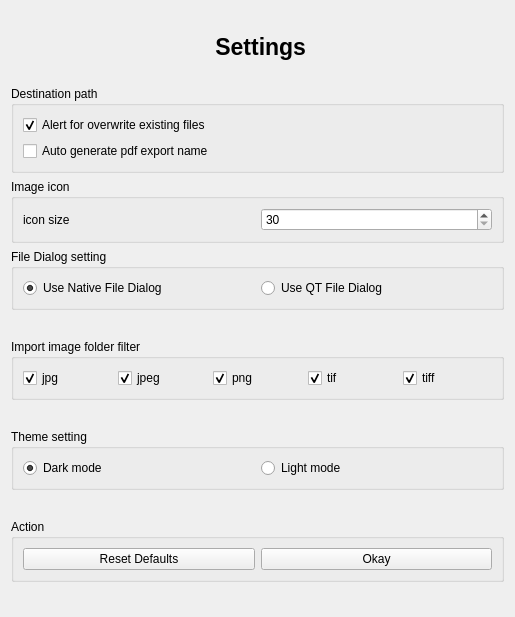
Old version of the form src/app_setting.ui in the repository rishabh3354/JPG2PDF.
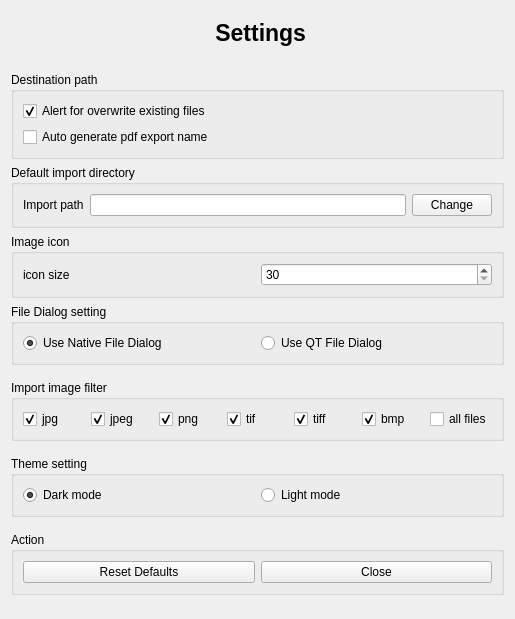
New version of the form.

The edit to the form file:
```diff
--- a/src/app_setting.ui
+++ b/src/app_setting.ui
@@ -7,7 +7,7 @@
     <x>0</x>
     <y>0</y>
     <width>515</width>
-    <height>617</height>
+    <height>619</height>
    </rect>
   </property>
   <property name="windowTitle">
@@ -97,6 +97,42 @@
        </layout>
       </widget>
      </item>
+     <item>
+      <widget class="QGroupBox" name="groupBox_11">
+       <property name="sizePolicy">
+        <sizepolicy hsizetype="Preferred" vsizetype="Fixed">
+         <horstretch>0</horstretch>
+         <verstretch>0</verstretch>
+        </sizepolicy>
+       </property>
+       <property name="title">
+        <string>Default import directory</string>
+       </property>
+       <layout class="QVBoxLayout" name="verticalLayout_18">
+        <item>
+         <layout class="QGridLayout" name="gridLayout_30">
+          <item row="0" column="0">
+           <widget class="QLabel" name="label_3">
+            <property name="text">
+             <string>Import path</string>
+            </property>
+           </widget>
+          </item>
+          <item row="0" column="1">
+           <widget class="QLineEdit" name="import_path"/>
+          </item>
+          <item row="0" column="2">
+           <widget class="QPushButton" name="change_import">
+            <property name="text">
+             <string>Change</string>
+            </property>
+           </widget>
+          </item>
+         </layout>
+        </item>
+       </layout>
+      </widget>
+     </item>
      <item>
       <widget class="QGroupBox" name="groupBox_8">
        <property name="sizePolicy">
@@ -183,11 +219,24 @@
       </sizepolicy>
      </property>
      <property name="title">
-      <string>Import image folder filter</string>
+      <string>Import image filter</string>
      </property>
      <layout class="QVBoxLayout" name="verticalLayout_17">
       <item>
        <layout class="QGridLayout" name="gridLayout_29">
+        <item row="0" column="2">
+         <widget class="QCheckBox" name="png">
+          <property name="styleSheet">
+           <string notr="true">QCheckBox::indicator { width: 17px;height:17px };</string>
+          </property>
+          <property name="text">
+           <string>png</string>
+          </property>
+          <property name="checked">
+           <bool>true</bool>
+          </property>
+         </widget>
+        </item>
         <item row="0" column="3">
          <widget class="QCheckBox" name="tif">
           <property name="styleSheet">
@@ -214,6 +263,19 @@
           </property>
          </widget>
         </item>
+        <item row="0" column="5">
+         <widget class="QCheckBox" name="bmp">
+          <property name="styleSheet">
+           <string notr="true">QCheckBox::indicator { width: 17px;height:17px };</string>
+          </property>
+          <property name="text">
+           <string>bmp</string>
+          </property>
+          <property name="checked">
+           <bool>true</bool>
+          </property>
+         </widget>
+        </item>
         <item row="0" column="0">
          <widget class="QCheckBox" name="jpg">
           <property name="styleSheet">
@@ -240,16 +302,16 @@
           </property>
          </widget>
         </item>
-        <item row="0" column="2">
-         <widget class="QCheckBox" name="png">
+        <item row="0" column="6">
+         <widget class="QCheckBox" name="all_files">
           <property name="styleSheet">
            <string notr="true">QCheckBox::indicator { width: 17px;height:17px };</string>
           </property>
           <property name="text">
-           <string>png</string>
+           <string>all files</string>
           </property>
           <property name="checked">
-           <bool>true</bool>
+           <bool>false</bool>
           </property>
          </widget>
         </item>
@@ -309,9 +371,9 @@
       <item>
        <layout class="QGridLayout" name="gridLayout_27">
         <item row="0" column="1">
-         <widget class="QPushButton" name="okay">
+         <widget class="QPushButton" name="close">
           <property name="text">
-           <string>Okay</string>
+           <string>Close</string>
           </property>
          </widget>
         </item>
```
